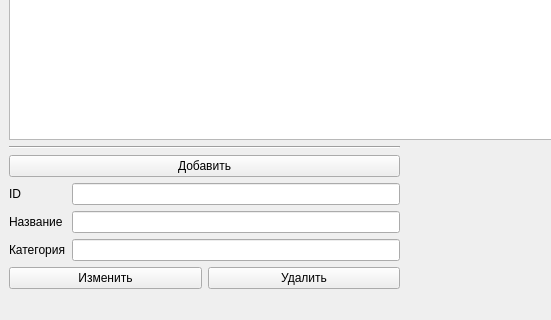
The window that src/MainWindow.ui (teackot/veggieapp) describes before a commit, drawn with Qt 5; both pictures show x 0 to 551 and y 280 to 600 of the 800 by 600 pixel window.
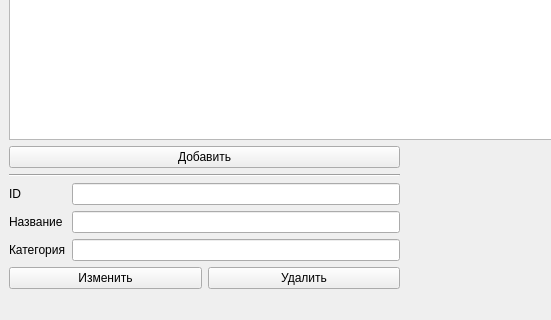
The same window after the commit. Icons and pictures are not drawn.

Commit message: Add a reveal password button; various UI tweaks

The edit to the form file:
```diff
--- a/src/MainWindow.ui
+++ b/src/MainWindow.ui
@@ -46,13 +46,6 @@
      <layout class="QHBoxLayout" name="horizontalLayout">
       <item>
        <layout class="QVBoxLayout" name="verticalLayout_2">
-        <item>
-         <widget class="Line" name="line">
-          <property name="orientation">
-           <enum>Qt::Horizontal</enum>
-          </property>
-         </widget>
-        </item>
         <item>
          <widget class="QPushButton" name="addButton">
           <property name="text">
@@ -63,6 +56,13 @@
           </property>
          </widget>
         </item>
+        <item>
+         <widget class="Line" name="line">
+          <property name="orientation">
+           <enum>Qt::Horizontal</enum>
+          </property>
+         </widget>
+        </item>
         <item>
          <layout class="QGridLayout" name="gridLayout_2">
           <item row="3" column="1">
```
Left out of the diff: 32 changed lines with no effect on the pictures. The commit also changes 4 other files.
